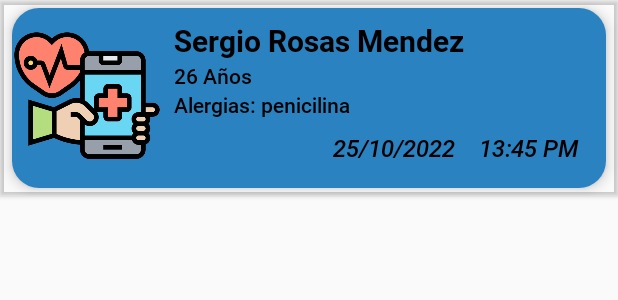
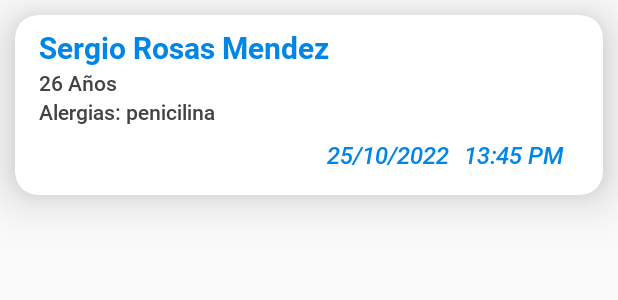
Before and after one commit to Rossnok/MedAppointment, an Android app: the layout card_view_citas_programadas.xml on its own in the app's theme, with its tools: preview values and no code run, on a phone screen of 412 x 824 dp. Shown: the top 300 px of the screen. Run offline under Robolectric (Android 15) with nearby library versions, the phone set to English and light mode, and no system bars.

Commit message:
Actualizacion ventana home y citas

```diff
--- /dev/null
+++ b/app/src/main/res/drawable/ic_baseline_credit_card_24.xml
@@ -0,0 +1,5 @@
+<vector android:height="24dp" android:tint="#000000"
+    android:viewportHeight="24" android:viewportWidth="24"
+    android:width="24dp" xmlns:android="http://schemas.android.com/apk/res/android">
+    <path android:fillColor="@color/principal" android:pathData="M20,4L4,4c-1.11,0 -1.99,0.89 -1.99,2L2,18c0,1.11 0.89,2 2,2h16c1.11,0 2,-0.89 2,-2L22,6c0,-1.11 -0.89,-2 -2,-2zM20,18L4,18v-6h16v6zM20,8L4,8L4,6h16v2z"/>
+</vector>
--- /dev/null
+++ b/app/src/main/res/drawable/ic_baseline_person_24.xml
@@ -0,0 +1,5 @@
+<vector android:height="24dp" android:tint="#000000"
+    android:viewportHeight="24" android:viewportWidth="24"
+    android:width="24dp" xmlns:android="http://schemas.android.com/apk/res/android">
+    <path android:fillColor="@android:color/white" android:pathData="M12,12c2.21,0 4,-1.79 4,-4s-1.79,-4 -4,-4 -4,1.79 -4,4 1.79,4 4,4zM12,14c-2.67,0 -8,1.34 -8,4v2h16v-2c0,-2.66 -5.33,-4 -8,-4z"/>
+</vector>
--- a/app/src/main/res/layout/card_view_citas_programadas.xml
+++ b/app/src/main/res/layout/card_view_citas_programadas.xml
@@ -1,35 +1,32 @@
 <?xml version="1.0" encoding="utf-8"?>
 <androidx.cardview.widget.CardView xmlns:android="http://schemas.android.com/apk/res/android"
+    xmlns:app="http://schemas.android.com/apk/res-auto"
     android:layout_width="match_parent"
     android:layout_height="wrap_content"
-    xmlns:app="http://schemas.android.com/apk/res-auto"
-    android:orientation="horizontal"
-    app:cardBackgroundColor="@android:color/transparent">
+    android:layout_margin="10dp"
+    android:background="@drawable/custom_edittext"
+    android:padding="20px"
+    app:cardCornerRadius="15dp"
+    app:cardElevation="20dp">
 
         <LinearLayout
             android:layout_width="match_parent"
             android:layout_height="wrap_content"
-    android:background="@drawable/card_view_cita_proxima_stile"
             android:layout_gravity="center_horizontal"
-    android:elevation="5dp"
             android:layout_marginLeft="8dp"
+            android:layout_marginTop="8dp"
             android:layout_marginRight="8dp"
-    android:layout_marginTop="5dp"
-    android:layout_marginBottom="5dp">
-
-    <ImageView
-        android:layout_width="100dp"
-        android:layout_height="120dp"
-        android:src="@drawable/proximas_citas_background"/>
+            android:layout_marginBottom="8dp"
+            android:elevation="5dp">
 
             <LinearLayout
                 android:layout_width="match_parent"
-        android:layout_height="wrap_content"
+                android:layout_height="match_parent"
+                android:layout_gravity="center"
+                android:gravity="center_vertical"
                 android:orientation="vertical"
-        android:layout_gravity="center"
-        android:paddingEnd="8dp"
-        android:gravity="center_vertical"
-        android:paddingStart="8dp">
+                android:paddingStart="8dp"
+                android:paddingEnd="8dp">
 
                 <TextView
                     android:id="@+id/nombrePacienteCardViewCitas"
@@ -38,8 +35,8 @@
                     android:layout_marginBottom="0dp"
                     android:fontFamily="@font/roboto_bold"
                     android:text="Sergio Rosas Mendez"
-            android:textSize="20dp"
-            android:textColor="@color/black"/>
+                    android:textColor="@color/principal"
+                    android:textSize="20dp" />
 
                 <TextView
                     android:id="@+id/edadPacienteCardViewCitas"
@@ -48,8 +45,8 @@
                     android:layout_marginBottom="0dp"
                     android:fontFamily="@font/roboto_medium"
                     android:text="26 Años"
-            android:textSize="14dp"
-            android:textColor="@color/black"/>
+                    android:textColor="@color/cardview_dark_background"
+                    android:textSize="14dp" />
 
                 <TextView
                     android:id="@+id/alergiasPacienteCardViewCitas"
@@ -58,16 +55,16 @@
                     android:layout_marginBottom="0dp"
                     android:fontFamily="@font/roboto_medium"
                     android:text="Alergias: penicilina"
-            android:textSize="14dp"
-            android:textColor="@color/black"/>
+                    android:textColor="@color/cardview_dark_background"
+                    android:textSize="14dp" />
 
                 <LinearLayout
                     android:layout_width="wrap_content"
                     android:layout_height="wrap_content"
-            android:orientation="horizontal"
+                    android:layout_gravity="end"
                     android:layout_marginTop="8dp"
                     android:layout_marginRight="10dp"
-            android:layout_gravity="end">
+                    android:orientation="horizontal">
 
                     <TextView
                         android:id="@+id/fechaPacienteCardViewCitas"
@@ -76,18 +73,18 @@
                         android:layout_marginBottom="8dp"
                         android:fontFamily="@font/roboto_mediumitalic"
                         android:text="25/10/2022"
-                android:textSize="16dp"
-                android:textColor="@color/black"/>
+                        android:textColor="@color/principal"
+                        android:textSize="16dp" />
 
                     <TextView
                         android:id="@+id/horaPacienteCardViewCitas"
                         android:layout_width="wrap_content"
                         android:layout_height="wrap_content"
-                android:layout_marginLeft="16dp"
+                        android:layout_marginLeft="10dp"
                         android:fontFamily="@font/roboto_mediumitalic"
                         android:text="13:45 PM"
-                android:textSize="16dp"
-                android:textColor="@color/black"/>
+                        android:textColor="@color/principal"
+                        android:textSize="16dp" />
                 </LinearLayout>
             </LinearLayout>
         </LinearLayout>
```
Also changed, not shown: app/src/main/java/com/example/medicalonlineapp/MainActivity.kt (+8 -0 lines), app/src/main/res/layout/activity_main2.xml (+19 -3 lines), app/src/main/res/layout/fragment_home.xml (+20 -9 lines). Lines whose indentation alone changed are shown as unchanged.
